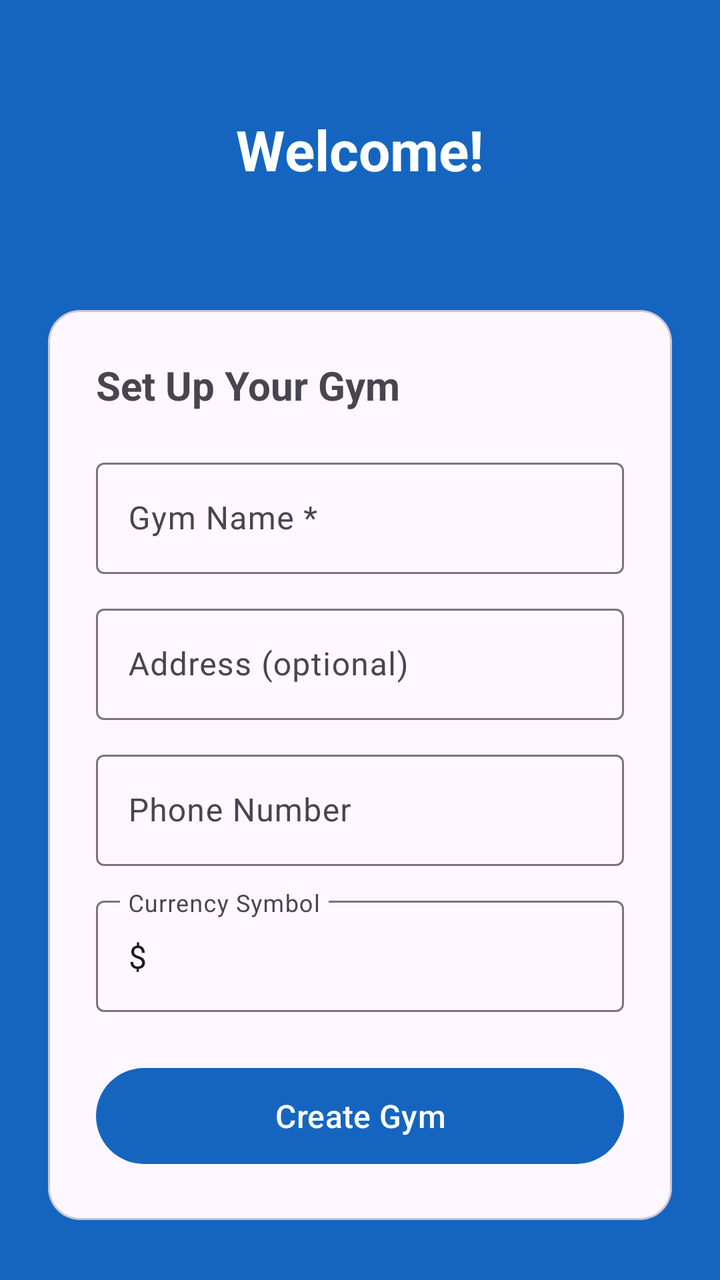
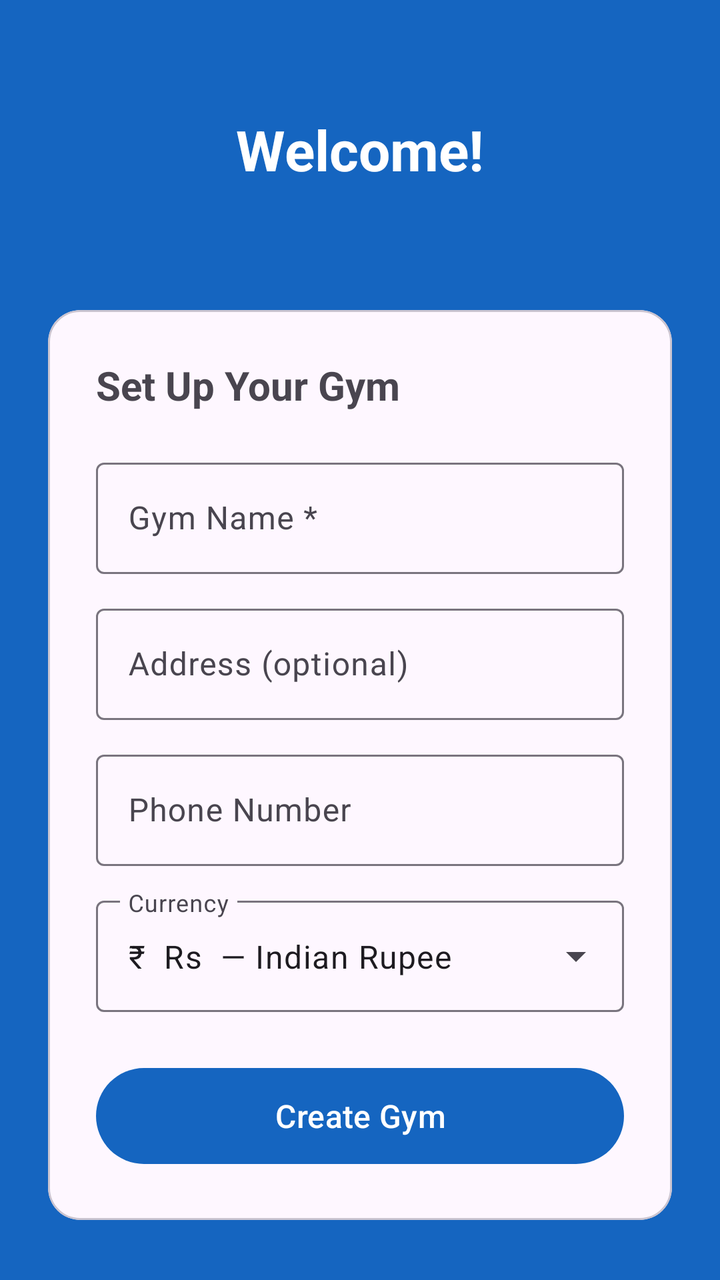

Two renders of the same Android screen: before a commit and after it. Below are the layout's source before the change and the commit's diff.
<!-- AndroidManifest.xml: application theme Theme.GymManagement -->
<!-- res/layout/activity_onboarding.xml -->
<?xml version="1.0" encoding="utf-8"?>
<ScrollView xmlns:android="http://schemas.android.com/apk/res/android"
    android:layout_width="match_parent"
    android:layout_height="match_parent"
    android:background="@color/primary">

    <LinearLayout
        android:layout_width="match_parent"
        android:layout_height="wrap_content"
        android:orientation="vertical"
        android:padding="24dp"
        android:gravity="center_horizontal">

        <TextView
            android:layout_width="wrap_content"
            android:layout_height="wrap_content"
            android:text="Welcome!"
            android:textColor="@color/white"
            android:textSize="28sp"
            android:textStyle="bold"
            android:layout_marginTop="32dp"
            android:layout_marginBottom="8dp" />

        <TextView
            android:id="@+id/tvWelcomeUser"
            android:layout_width="wrap_content"
            android:layout_height="wrap_content"
            android:textColor="#CCFFFFFF"
            android:textSize="16sp"
            android:layout_marginBottom="32dp" />

        <com.google.android.material.card.MaterialCardView
            android:layout_width="match_parent"
            android:layout_height="wrap_content"
            app:cardCornerRadius="16dp"
            xmlns:app="http://schemas.android.com/apk/res-auto">

            <LinearLayout
                android:layout_width="match_parent"
                android:layout_height="wrap_content"
                android:orientation="vertical"
                android:padding="24dp">

                <TextView
                    android:layout_width="wrap_content"
                    android:layout_height="wrap_content"
                    android:text="@string/title_setup_gym"
                    android:textSize="20sp"
                    android:textStyle="bold"
                    android:layout_marginBottom="20dp" />

                <com.google.android.material.textfield.TextInputLayout
                    android:layout_width="match_parent"
                    android:layout_height="wrap_content"
                    android:hint="@string/hint_gym_name"
                    style="@style/Widget.Material3.TextInputLayout.OutlinedBox"
                    android:layout_marginBottom="12dp">
                    <com.google.android.material.textfield.TextInputEditText
                        android:id="@+id/etGymName"
                        android:layout_width="match_parent"
                        android:layout_height="wrap_content"
                        android:inputType="textCapWords" />
                </com.google.android.material.textfield.TextInputLayout>

                <com.google.android.material.textfield.TextInputLayout
                    android:layout_width="match_parent"
                    android:layout_height="wrap_content"
                    android:hint="@string/hint_address"
                    style="@style/Widget.Material3.TextInputLayout.OutlinedBox"
                    android:layout_marginBottom="12dp">
                    <com.google.android.material.textfield.TextInputEditText
                        android:id="@+id/etAddress"
                        android:layout_width="match_parent"
                        android:layout_height="wrap_content"
                        android:inputType="textPostalAddress" />
                </com.google.android.material.textfield.TextInputLayout>

                <com.google.android.material.textfield.TextInputLayout
                    android:layout_width="match_parent"
                    android:layout_height="wrap_content"
                    android:hint="@string/hint_phone"
                    style="@style/Widget.Material3.TextInputLayout.OutlinedBox"
                    android:layout_marginBottom="12dp">
                    <com.google.android.material.textfield.TextInputEditText
                        android:id="@+id/etPhone"
                        android:layout_width="match_parent"
                        android:layout_height="wrap_content"
                        android:inputType="phone" />
                </com.google.android.material.textfield.TextInputLayout>

                <com.google.android.material.textfield.TextInputLayout
                    android:layout_width="match_parent"
                    android:layout_height="wrap_content"
                    android:hint="@string/hint_currency_symbol"
                    style="@style/Widget.Material3.TextInputLayout.OutlinedBox"
                    android:layout_marginBottom="24dp">
                    <com.google.android.material.textfield.TextInputEditText
                        android:id="@+id/etCurrencySymbol"
                        android:layout_width="match_parent"
                        android:layout_height="wrap_content"
                        android:text="$"
                        android:maxLength="3"
                        android:inputType="text" />
                </com.google.android.material.textfield.TextInputLayout>

                <ProgressBar
                    android:id="@+id/progressBar"
                    android:layout_width="wrap_content"
                    android:layout_height="wrap_content"
                    android:layout_gravity="center"
                    android:visibility="gone"
                    android:layout_marginBottom="12dp" />

                <com.google.android.material.button.MaterialButton
                    android:id="@+id/btnCreateGym"
                    android:layout_width="match_parent"
                    android:layout_height="56dp"
                    android:text="@string/btn_create_gym"
                    android:textSize="16sp" />

            </LinearLayout>
        </com.google.android.material.card.MaterialCardView>

    </LinearLayout>
</ScrollView>
<!-- resources referenced by this layout -->
<resources>
  <color name="primary">#1565C0</color>
  <color name="white">#FFFFFF</color>
  <string name="btn_create_gym">Create Gym</string>
  <string name="hint_address">Address (optional)</string>
  <string name="hint_currency_symbol">Currency Symbol</string>
  <string name="hint_gym_name">Gym Name *</string>
  <string name="hint_phone">Phone Number</string>
  <string name="title_setup_gym">Set Up Your Gym</string>
  <style name="Theme.GymManagement" parent="Theme.Material3.Light.NoActionBar">
          <item name="colorPrimary">@color/primary</item>
          <item name="colorPrimaryDark">@color/primary_dark</item>
          <item name="colorAccent">@color/accent</item>
          <item name="android:windowBackground">@color/surface</item>
      </style>
  <color name="primary_dark">#003c8f</color>
  <color name="accent">#FF6F00</color>
  <color name="surface">#F5F7FA</color>
</resources>

<!-- the commit's change to res/layout/activity_onboarding.xml (unified diff, before → after) -->
@@ -1,4 +1,5 @@
 <?xml version="1.0" encoding="utf-8"?>
+
 <ScrollView xmlns:android="http://schemas.android.com/apk/res/android"
     android:layout_width="match_parent"
     android:layout_height="match_parent"
@@ -89,18 +90,20 @@
                 </com.google.android.material.textfield.TextInputLayout>
 
                 <com.google.android.material.textfield.TextInputLayout
+                    android:id="@+id/tilCurrency"
                     android:layout_width="match_parent"
                     android:layout_height="wrap_content"
-                    android:hint="@string/hint_currency_symbol"
-                    style="@style/Widget.Material3.TextInputLayout.OutlinedBox"
+                    android:hint="Currency"
+                    style="@style/Widget.Material3.TextInputLayout.OutlinedBox.ExposedDropdownMenu"
                     android:layout_marginBottom="24dp">
-                    <com.google.android.material.textfield.TextInputEditText
-                        android:id="@+id/etCurrencySymbol"
+                    <AutoCompleteTextView
+                        android:id="@+id/actvCurrency"
                         android:layout_width="match_parent"
                         android:layout_height="wrap_content"
-                        android:text="$"
-                        android:maxLength="3"
-                        android:inputType="text" />
+                        android:inputType="none"
+                        android:focusable="false"
+                        android:focusableInTouchMode="false"
+                        android:text="₹  Rs  — Indian Rupee" />
                 </com.google.android.material.textfield.TextInputLayout>
 
                 <ProgressBar
<!-- resource entries referenced after the edit -->
@@ -4,7 +4,6 @@
   <color name="white">#FFFFFF</color>
   <string name="btn_create_gym">Create Gym</string>
   <string name="hint_address">Address (optional)</string>
-  <string name="hint_currency_symbol">Currency Symbol</string>
   <string name="hint_gym_name">Gym Name *</string>
   <string name="hint_phone">Phone Number</string>
   <string name="title_setup_gym">Set Up Your Gym</string>
